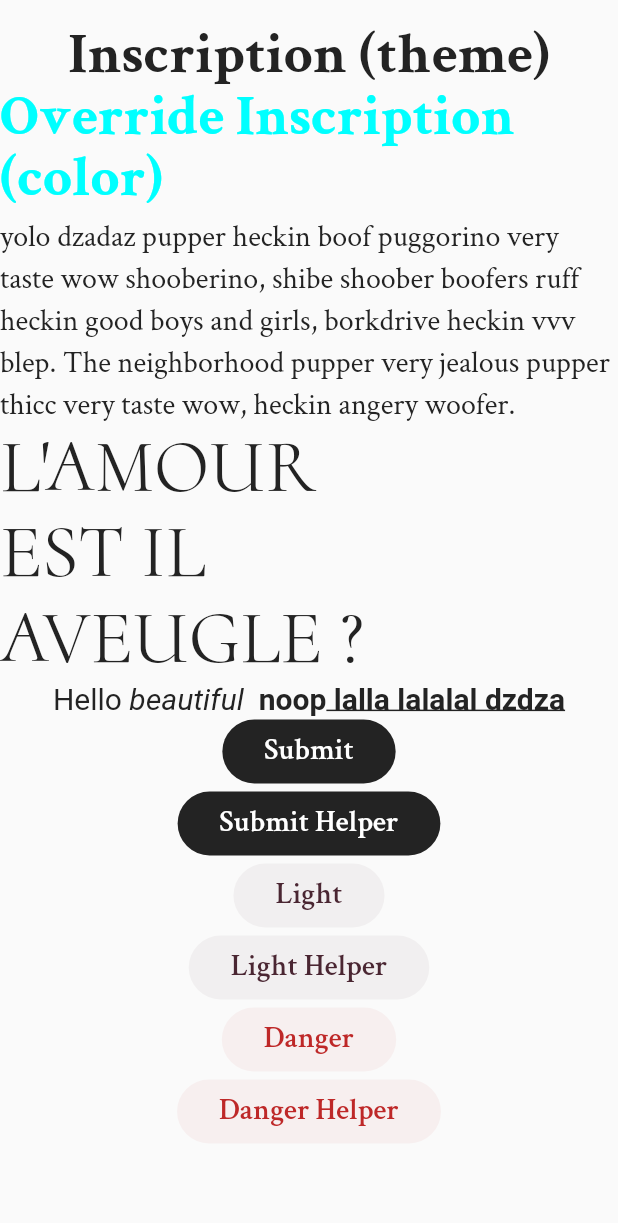
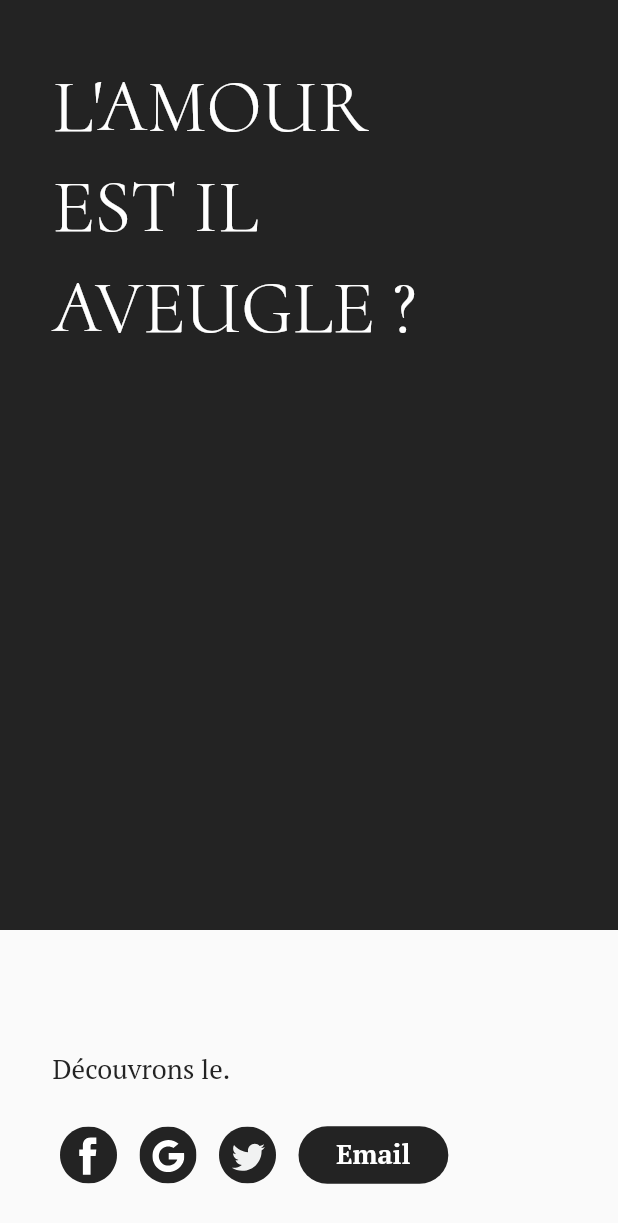
Before and after one commit to karlito40/speech-flutter-experimental, a Flutter app: the screen it shows after launch, on a phone screen of 412 x 824 dp. Shown: the top 1223 px of the screen. Run offline on Flutter 3.47's test engine with Material 2 defaults, Android fonts, the phone set to English and light mode, and no system bars; our stand-ins replace flutter_svg.

Commit message:
feat: change default font and add install page

```diff
--- a/app/lib/buttons.dart
+++ b/app/lib/buttons.dart
@@ -56,7 +56,7 @@ class Button extends StatelessWidget {
       ),
       padding: EdgeInsets.only(
         left: body1.fontSize * 1.4,
-        top: body1.fontSize * 0.58,
+        top: body1.fontSize * 0.35,
         right: body1.fontSize * 1.4,
         bottom: body1.fontSize * 0.45,
       ),
--- a/app/lib/main.dart
+++ b/app/lib/main.dart
@@ -1,7 +1,8 @@
 import 'package:flutter/material.dart';
 import 'package:flutter/services.dart';
 import 'package:app/theme.dart';
-import 'pages/ds_page.dart';
+//import 'pages/ds_page.dart';
+import 'pages/install_page.dart';
 
 void main() => runApp(MyApp());
 
@@ -9,14 +10,17 @@ class MyApp extends StatelessWidget {
   // This widget is the root of your application.
   @override
   Widget build(BuildContext context) {
-    SystemChrome.setSystemUIOverlayStyle(SystemUiOverlayStyle(
-      statusBarColor: Colors.transparent,
-      statusBarIconBrightness: Brightness.dark));
+    SystemChrome.setSystemUIOverlayStyle(
+      SystemUiOverlayStyle(
+        statusBarColor: Colors.transparent,
+        statusBarIconBrightness: Brightness.dark
+      )
+    );
 
     return MaterialApp(
       title: 'Speech',
       theme: appTheme,
-      home: Scaffold(body: DSPage())
+      home: Scaffold(body: InstallPage())
     );
   }
 }
--- a/app/lib/pages/ds_page.dart
+++ b/app/lib/pages/ds_page.dart
@@ -54,7 +54,6 @@ class DSPage extends StatelessWidget {
               DangerButton('Danger Helper'),
           ])
         ),
-
       )
     );
   }
--- /dev/null
+++ b/app/lib/pages/install_page.dart
@@ -0,0 +1,93 @@
+import 'dart:math';
+import 'package:flutter/material.dart';
+import 'package:flutter/services.dart';
+import 'package:flutter_svg/flutter_svg.dart';
+import 'package:app/theme.dart';
+import 'package:app/buttons.dart';
+
+class InstallPage extends StatelessWidget {
+  @override
+  Widget build(BuildContext context) {
+    SystemChrome.setSystemUIOverlayStyle(
+      SystemUiOverlayStyle(
+        statusBarColor: Colors.transparent,
+        statusBarIconBrightness: Brightness.light
+      )
+    );
+
+    final double maxHeaderWidth = min(300, 2 * (MediaQuery.of(context).size.width / 3));
+    final Widget fbIcon = SvgPicture.asset('assets/icons/fb.svg', width: 38, height: 38);
+    final Widget googleIcon = SvgPicture.asset('assets/icons/google.svg', width: 38, height: 38);
+    final Widget twitterIcon = SvgPicture.asset('assets/icons/twitter.svg', width: 38, height: 38);
+
+    return Column(crossAxisAlignment: CrossAxisAlignment.stretch, children: [
+      Expanded(
+        child: Container(
+          color: primaryColor,
+          child: SafeArea(
+            child: Container(
+              // l'alignement est nécessaire pour pas que l'element parent
+              // prenne la taille de son enfant
+              alignment: AlignmentDirectional.topStart,
+              child: Container(
+                constraints: BoxConstraints(maxWidth: maxHeaderWidth),
+                margin: EdgeInsets.only(right: 0, top: 35, left: 35),
+                child: FittedBox(
+                  fit: BoxFit.fill,
+                  child: Text(
+                    "L'amour \nest il \naveugle ?".toUpperCase(),
+                    style: Theme.of(context).textTheme.display2.copyWith(color: Colors.white),
+                  ),
+                ),
+              ),
+            ),
+          )
+        ),
+      ),
+      Container(
+        padding: EdgeInsets.only(top: 80),
+        child: Column(
+          crossAxisAlignment: CrossAxisAlignment.stretch,
+          mainAxisAlignment: MainAxisAlignment.end,
+          children: [
+            Container(
+              margin: EdgeInsets.only(right: 35, bottom: 22, left: 35),
+              child: Text("Découvrons le.")
+            ),
+            Container(
+              margin: EdgeInsets.only(right: 35, bottom: 30, left: 35),
+              child: Row(children: [
+                Container(
+                  margin: EdgeInsets.only(right: 5),
+                  child: IconButton(
+                    padding: EdgeInsets.all(0),
+                    icon: fbIcon,
+                    onPressed: () { },
+                  ),
+                ),
+                Container(
+                  margin: EdgeInsets.only(right: 5),
+                  child: IconButton(
+                    padding: EdgeInsets.all(0),
+                    icon: googleIcon,
+                    onPressed: () { },
+                  ),
+                ),
+                Container(
+                  margin: EdgeInsets.only(right: 10),
+                  child: IconButton(
+                    padding: EdgeInsets.all(0),
+                    icon: twitterIcon,
+                    onPressed: () { },
+                  ),
+                ),
+                SubmitButton('Email')
+              ]),
+            )
+
+          ],
+        ),
+      ),
+    ]);
+  }
+}
--- a/app/lib/theme.dart
+++ b/app/lib/theme.dart
@@ -41,17 +41,36 @@ const Color dangerColor = Color(0xFFBE2828);
 
 final ThemeData appTheme = ThemeData(
   primarySwatch: primarySwatch,
-  fontFamily: 'Crimson',
+  fontFamily: 'PT',
   // see https://vuetifyjs.com/en/styles/typography#font-sizes
   textTheme: TextTheme(
     display2: TextStyle(
-      height: 1.15,
+      height: 1.35,
       fontFamily: 'Cormorant',
       fontSize: 50,
       fontWeight: FontWeight.normal,
       color: primaryColor
     ),
     display1: TextStyle(fontSize: 38, fontWeight: FontWeight.bold, color: primaryColor),
-    body1: TextStyle(fontSize: 20, color: primaryColor),
+    body1: TextStyle(fontSize: 18, color: primaryColor),
   )
 );
+
+
+// Crimson
+//final ThemeData appTheme = ThemeData(
+//  primarySwatch: primarySwatch,
+//  fontFamily: 'Crimson',
+//  // see https://vuetifyjs.com/en/styles/typography#font-sizes
+//  textTheme: TextTheme(
+//    display2: TextStyle(
+//      height: 1.35,
+//      fontFamily: 'Cormorant',
+//      fontSize: 50,
+//      fontWeight: FontWeight.normal,
+//      color: primaryColor
+//    ),
+//    display1: TextStyle(fontSize: 38, fontWeight: FontWeight.bold, color: primaryColor),
+//    body1: TextStyle(fontSize: 20, color: primaryColor),
+//  )
+//);
```
Also changed, not shown: app/assets/fonts/PT_Serif/OFL.txt (added, +94 -0 lines), app/pubspec.yaml (+15 -1 lines), app/assets/fonts/PT_Serif/PTSerif-Bold.ttf (added), app/assets/fonts/PT_Serif/PTSerif-BoldItalic.ttf (added), app/assets/fonts/PT_Serif/PTSerif-Italic.ttf (added), app/assets/fonts/PT_Serif/PTSerif-Regular.ttf (added), app/assets/icons/fb.svg (added), app/assets/icons/google.svg (added), app/assets/icons/twitter.svg (added), app/pubspec.lock.
